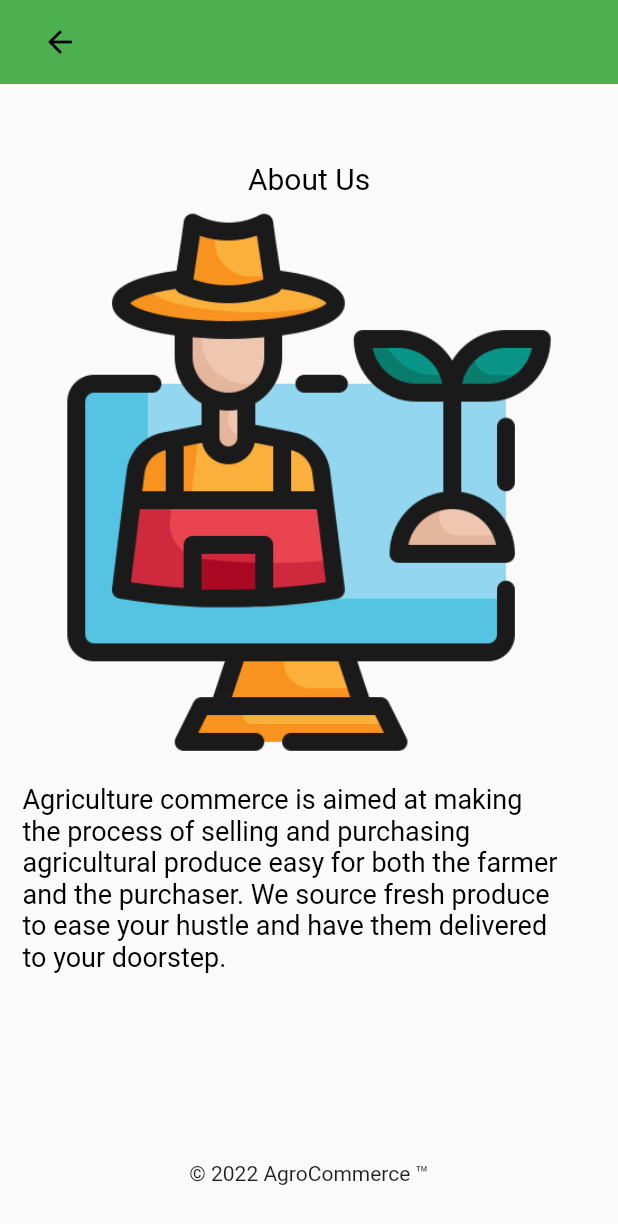
After one commit to nderitualphie/project1, a Flutter app: the About screen opened directly, on a phone screen of 412 x 824 dp. The commit adds this screen. Shown: the top 1224 px of the screen. Run offline on Flutter 3.47's test engine with Material 2 defaults, Android fonts, the phone set to English and light mode, and no system bars; our stand-ins replace badges, cloud_firestore, firebase_auth, firebase_core, firebase_storage, image_picker; missing offline and left inert: light_carousel, mpesa; accounts and stored records are empty.

Commit message:
final changes

```diff
--- a/lib/register.dart
+++ b/lib/register.dart
@@ -220,7 +220,8 @@ class _RegisterState extends State<Register> {
                           // },
                           onChanged: (value) {},
                           decoration: InputDecoration(
-                            hintText: "Enter your phone Number",
+                            hintText:
+                                "Enter phone Number in the format 254700000000",
                             contentPadding: const EdgeInsets.only(
                                 left: 14.0, bottom: 8.0, top: 15.0),
                             hintStyle: TextStyle(color: Colors.black),
--- /dev/null
+++ b/lib/views/commerce/aboutus.dart
@@ -0,0 +1,79 @@
+import 'package:flutter/material.dart';
+
+import 'homepage.dart';
+
+class About extends StatelessWidget {
+  const About({Key? key}) : super(key: key);
+
+  @override
+  Widget build(BuildContext context) {
+    return WillPopScope(
+      onWillPop: () async {
+        return await Navigator.of(context).pushReplacement(
+            MaterialPageRoute(builder: (ctx) => DefaultPage()));
+      },
+      child: Scaffold(
+        bottomNavigationBar: Container(
+          height: 50,
+          width: double.infinity,
+          child: Text(
+            "© 2022 AgroCommerce ™",
+            textAlign: TextAlign.center,
+          ),
+        ),
+        appBar: AppBar(
+          elevation: 0.0,
+          backgroundColor: Colors.green,
+          title: IconButton(
+            icon: Icon(
+              Icons.arrow_back,
+              color: Colors.black,
+            ),
+            onPressed: () {
+              Navigator.of(context).pushReplacement(
+                  MaterialPageRoute(builder: (ctx) => DefaultPage()));
+            },
+          ),
+        ),
+        body: Container(
+          padding: EdgeInsets.symmetric(horizontal: 15),
+          height: double.infinity,
+          width: double.infinity,
+          child: Column(
+            mainAxisAlignment: MainAxisAlignment.center,
+            crossAxisAlignment: CrossAxisAlignment.start,
+            children: [
+              const Center(
+                child: Text(
+                  "About Us",
+                  style: TextStyle(
+                    fontSize: 20,
+                    color: Colors.black,
+                  ),
+                ),
+              ),
+              Image(
+                image: AssetImage("lib/images/farmer.png"),
+              ),
+              SizedBox(
+                height: 10,
+              ),
+              Container(
+                height: 200,
+                width: 360,
+                child: Wrap(
+                  children: const [
+                    Text(
+                      "Agriculture commerce is aimed at making the process of selling and purchasing agricultural produce easy for both the farmer and the purchaser. We source fresh produce to ease your hustle and have them delivered to your doorstep.",
+                      style: TextStyle(fontSize: 18, color: Colors.black),
+                    ),
+                  ],
+                ),
+              ),
+            ],
+          ),
+        ),
+      ),
+    );
+  }
+}
--- a/lib/views/commerce/cart_page.dart
+++ b/lib/views/commerce/cart_page.dart
@@ -25,9 +25,8 @@ late int index;
 class _CartPageState extends State<CartPage> {
   @override
   void initState() {
-    productProvider = Provider.of<ProductProvider>(context, listen: false);
-    myList = productProvider.getCartModelList;
-
+    productProvider = Provider.of<ProductProvider>(this.context, listen: false);
+    myList = productProvider.cartModelList;
     super.initState();
   }
 
--- a/lib/views/commerce/homepage.dart
+++ b/lib/views/commerce/homepage.dart
@@ -1,4 +1,5 @@
 import 'package:app2/model/usermodel.dart';
+import 'package:app2/views/commerce/aboutus.dart';
 import 'package:app2/views/commerce/cart_page.dart';
 import 'package:app2/views/commerce/contact_us.dart';
 import 'package:app2/views/commerce/notifications.dart';
@@ -210,6 +211,7 @@ class _DefaultPageState extends State<DefaultPage> {
       padding: EdgeInsets.all(10),
       height: 250,
       child: LightCarousel(
+        autoPlayDuration: Duration(seconds: 5),
         autoPlay: true,
         showIndicator: false,
         images: const [
@@ -276,6 +278,8 @@ class _DefaultPageState extends State<DefaultPage> {
         ListTile(
           selected: aboutColor,
           onTap: () {
+            Navigator.of(context).pushReplacement(
+                MaterialPageRoute(builder: (context) => About()));
             setState(() {
               aboutColor = true;
               homeColor = false;
--- a/lib/views/commerce/provider/product_provider.dart
+++ b/lib/views/commerce/provider/product_provider.dart
@@ -217,7 +217,7 @@ class ProductProvider with ChangeNotifier {
   }
 
   void clearCartProduct(int index) {
-    getCartModelList.clear();
+    cartModelList.clear();
     notifyListeners();
   }
 
```
Also changed, not shown: lib/forgotpassword.dart (+12 -1 lines), lib/main.dart (+13 -14 lines), lib/views/commerce/cartsingle_product.dart (+3 -8 lines), lib/views/commerce/checkout_page.dart (+2 -8 lines), lib/views/commerce/elevatedbutton.dart (deleted, +0 -22 lines), pubspec.yaml (+11 -2 lines), asset/farmer.png (added), asset/shopping-bag.png (added), asset/shopping-bag.svg (added), lib/images/arrowroots.jpg (deleted), lib/images/sweetpotatoes.jpg (deleted), lib/images/tuberscrops.jpg (deleted), pubspec.lock, 5 other files.
